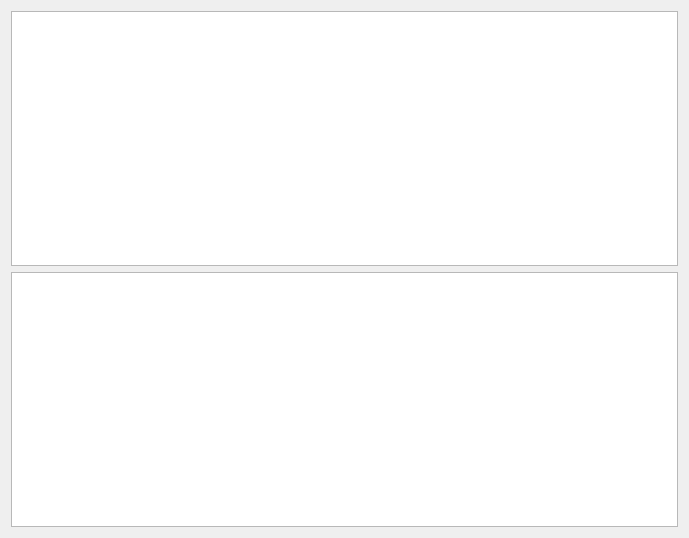
Qt form RegularConvertor/reg_exp/regexpwidget.ui (navrkald/regularConvertor) before a commit.
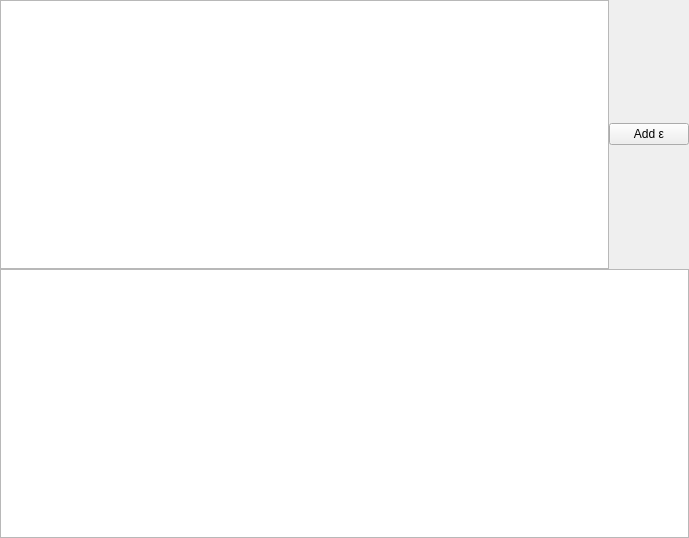
The same form after that commit. Icons and pictures are not drawn. Custom widgets are drawn as their Qt base class.

What changed in the file:
```diff
--- a/RegularConvertor/reg_exp/regexpwidget.ui
+++ b/RegularConvertor/reg_exp/regexpwidget.ui
@@ -20,8 +20,37 @@
    <string>Form</string>
   </property>
   <layout class="QVBoxLayout" name="verticalLayout">
+   <property name="spacing">
+    <number>0</number>
+   </property>
+   <property name="leftMargin">
+    <number>0</number>
+   </property>
+   <property name="topMargin">
+    <number>0</number>
+   </property>
+   <property name="rightMargin">
+    <number>0</number>
+   </property>
+   <property name="bottomMargin">
+    <number>0</number>
+   </property>
    <item>
-    <widget class="RegExpTextEdit" name="regExpTextEdit"/>
+    <layout class="QHBoxLayout" name="horizontalLayout">
+     <property name="spacing">
+      <number>0</number>
+     </property>
+     <item>
+      <widget class="RegExpTextEdit" name="regExpTextEdit"/>
+     </item>
+     <item>
+      <widget class="QPushButton" name="pushButton">
+       <property name="text">
+        <string>Add ε</string>
+       </property>
+      </widget>
+     </item>
+    </layout>
    </item>
    <item>
     <widget class="QTreeView" name="treeView">
```
